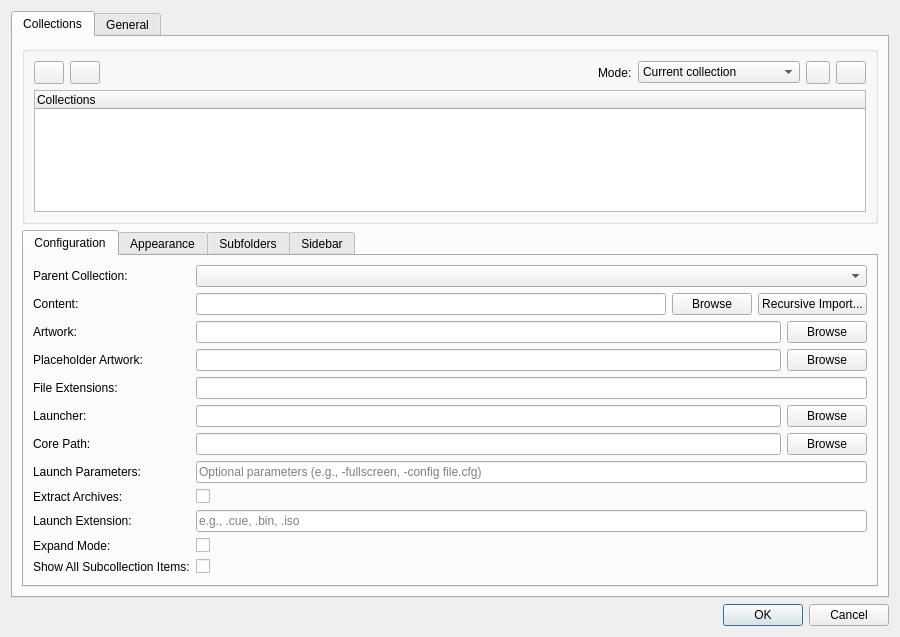
Qt form src/ui/dialogs/settingsdialog.ui (EtherAura/Kartend) before a commit.
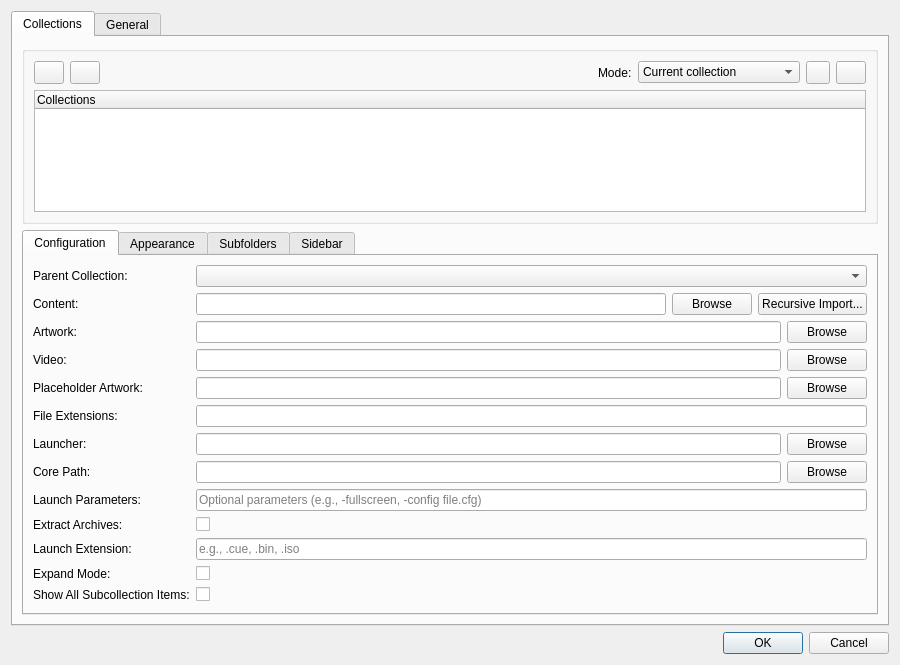
The same form after that commit. Icons and pictures are not drawn.

Commit message: Kartend-ahg: per-item video previews in metadata sidebar

What changed in the file:
```diff
--- a/src/ui/dialogs/settingsdialog.ui
+++ b/src/ui/dialogs/settingsdialog.ui
@@ -262,13 +262,38 @@
               </layout>
              </item>
               <item row="3" column="0">
+              <widget class="QLabel" name="label_videoDir">
+               <property name="text">
+                <string>Video:</string>
+               </property>
+              </widget>
+             </item>
+             <item row="3" column="1">
+              <layout class="QHBoxLayout" name="videoDirLayout">
+               <item>
+                <widget class="QLineEdit" name="videoDirLineEdit">
+                 <property name="toolTip">
+                  <string>Directory containing per-item preview videos. Files are matched by base name (e.g. SuperMario.mp4 for SuperMario.smc).</string>
+                 </property>
+                </widget>
+               </item>
+               <item>
+                <widget class="QPushButton" name="browseVideoDirButton">
+                 <property name="text">
+                  <string>Browse</string>
+                 </property>
+                </widget>
+               </item>
+              </layout>
+             </item>
+              <item row="4" column="0">
               <widget class="QLabel" name="label_placeholderArtwork">
                <property name="text">
                 <string>Placeholder Artwork:</string>
                </property>
               </widget>
              </item>
-             <item row="3" column="1">
+             <item row="4" column="1">
               <layout class="QHBoxLayout" name="placeholderArtworkLayout">
                <item>
                 <widget class="QLineEdit" name="placeholderArtworkLineEdit">
@@ -286,28 +311,28 @@
                </item>
               </layout>
              </item>
-             <item row="4" column="0">
+             <item row="5" column="0">
               <widget class="QLabel" name="label_fileExtensions">
                <property name="text">
                 <string>File Extensions:</string>
                </property>
               </widget>
              </item>
-             <item row="4" column="1">
+             <item row="5" column="1">
               <widget class="QLineEdit" name="fileExtensionsLineEdit">
                <property name="toolTip">
                 <string>Comma-separated list of file extensions to include</string>
                </property>
               </widget>
              </item>
-             <item row="5" column="0">
+             <item row="6" column="0">
               <widget class="QLabel" name="label_launcher">
                <property name="text">
                 <string>Launcher:</string>
                </property>
               </widget>
              </item>
-             <item row="5" column="1">
+             <item row="6" column="1">
               <layout class="QHBoxLayout" name="launcherLayout">
                <item>
                 <widget class="QLineEdit" name="launcherLineEdit"/>
@@ -321,14 +346,14 @@
                </item>
               </layout>
              </item>
-             <item row="6" column="0">
+             <item row="7" column="0">
               <widget class="QLabel" name="label_core">
                <property name="text">
                 <string>Core Path:</string>
                </property>
               </widget>
              </item>
-             <item row="6" column="1">
+             <item row="7" column="1">
               <layout class="QHBoxLayout" name="coreLayout">
                <item>
                 <widget class="QLineEdit" name="coreLineEdit">
@@ -346,14 +371,14 @@
                </item>
               </layout>
              </item>
-             <item row="7" column="0">
+             <item row="8" column="0">
               <widget class="QLabel" name="label_launchParams">
                <property name="text">
                 <string>Launch Parameters:</string>
                </property>
               </widget>
              </item>
-             <item row="7" column="1">
+             <item row="8" column="1">
               <widget class="QLineEdit" name="launchParamsLineEdit">
                <property name="toolTip">
                 <string>Additional command-line parameters for the launcher</string>
@@ -363,14 +388,14 @@
                </property>
               </widget>
              </item>
-             <item row="8" column="0">
+             <item row="9" column="0">
               <widget class="QLabel" name="label_extractArchives">
                <property name="text">
                 <string>Extract Archives:</string>
                </property>
               </widget>
              </item>
-             <item row="8" column="1">
+             <item row="9" column="1">
               <widget class="QCheckBox" name="extractArchivesCheckBox">
                <property name="toolTip">
                 <string>Extract archived content to a temporary directory before launching (for cores that don't support zipped content)</string>
@@ -383,14 +408,14 @@
                </property>
               </widget>
              </item>
-             <item row="9" column="0">
+             <item row="10" column="0">
               <widget class="QLabel" name="label_extractedExtension">
                <property name="text">
                 <string>Launch Extension:</string>
                </property>
               </widget>
              </item>
-             <item row="9" column="1">
+             <item row="10" column="1">
               <widget class="QLineEdit" name="extractedExtensionLineEdit">
                <property name="toolTip">
                 <string>File extension to launch from extracted archive (e.g., .cue, .bin, .iso)</string>
@@ -400,14 +425,14 @@
                </property>
               </widget>
              </item>
-             <item row="10" column="0">
+             <item row="11" column="0">
               <widget class="QLabel" name="label_expandMode">
                <property name="text">
                 <string>Expand Mode:</string>
                </property>
               </widget>
              </item>
-             <item row="10" column="1">
+             <item row="11" column="1">
               <widget class="QCheckBox" name="expandModeCheckBox">
                <property name="toolTip">
                 <string>Two-stage activation: first double-click or Enter expands the artwork preview; a second activation on the same item launches it.</string>
@@ -420,14 +445,14 @@
                </property>
               </widget>
              </item>
-             <item row="11" column="0">
+             <item row="12" column="0">
               <widget class="QLabel" name="label_showAllSubcollectionItems">
                <property name="text">
                 <string>Show All Subcollection Items:</string>
                </property>
               </widget>
              </item>
-             <item row="11" column="1">
+             <item row="12" column="1">
               <widget class="QCheckBox" name="showAllSubcollectionItemsCheckBox">
                <property name="toolTip">
                 <string>Mix items from subcollections with parent collection items, sorted alphabetically</string>
```
The commit also changes 22 other files.
